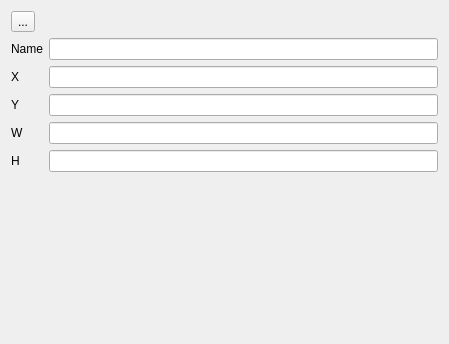
Above: properties.ui from tort-dla-psa/logicsim before the change. Below: the same form after it.
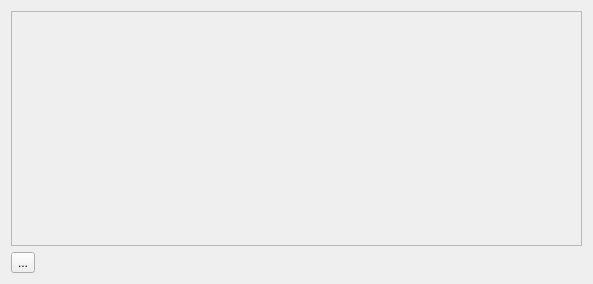
That is the form after the change. Custom widgets are drawn as their Qt base class.

Commit message: added both-way properties

The edit to the form file:
```diff
--- a/properties.ui
+++ b/properties.ui
@@ -6,68 +6,35 @@
    <rect>
     <x>0</x>
     <y>0</y>
-    <width>449</width>
-    <height>344</height>
+    <width>593</width>
+    <height>284</height>
    </rect>
   </property>
-  <layout class="QFormLayout" name="formLayout">
-   <item row="0" column="0">
+  <layout class="QVBoxLayout" name="verticalLayout">
+   <item>
+    <widget class="QScrollArea" name="scrollArea">
+     <property name="widgetResizable">
+      <bool>true</bool>
+     </property>
+     <widget class="QWidget" name="scrollAreaWidgetContents">
+      <property name="geometry">
+       <rect>
+        <x>0</x>
+        <y>0</y>
+        <width>573</width>
+        <height>232</height>
+       </rect>
+      </property>
+     </widget>
+    </widget>
+   </item>
+   <item>
     <widget class="QToolButton" name="btn_filter">
      <property name="text">
       <string>...</string>
      </property>
     </widget>
    </item>
-   <item row="1" column="0">
-    <widget class="QLabel" name="lbl_name">
-     <property name="text">
-      <string>Name</string>
-     </property>
-    </widget>
-   </item>
-   <item row="2" column="0">
-    <widget class="QLabel" name="lbl_x">
-     <property name="text">
-      <string>X</string>
-     </property>
-    </widget>
-   </item>
-   <item row="3" column="0">
-    <widget class="QLabel" name="lbl_y">
-     <property name="text">
-      <string>Y</string>
-     </property>
-    </widget>
-   </item>
-   <item row="4" column="0">
-    <widget class="QLabel" name="lbl_w">
-     <property name="text">
-      <string>W</string>
-     </property>
-    </widget>
-   </item>
-   <item row="5" column="0">
-    <widget class="QLabel" name="lbl_h">
-     <property name="text">
-      <string>H</string>
-     </property>
-    </widget>
-   </item>
-   <item row="1" column="1">
-    <widget class="QLineEdit" name="edit_name"/>
-   </item>
-   <item row="2" column="1">
-    <widget class="QLineEdit" name="edit_x"/>
-   </item>
-   <item row="3" column="1">
-    <widget class="QLineEdit" name="edit_y"/>
-   </item>
-   <item row="4" column="1">
-    <widget class="QLineEdit" name="edit_w"/>
-   </item>
-   <item row="5" column="1">
-    <widget class="QLineEdit" name="edit_h"/>
-   </item>
   </layout>
  </widget>
  <customwidgets>
```
The commit also changes 6 other files.
